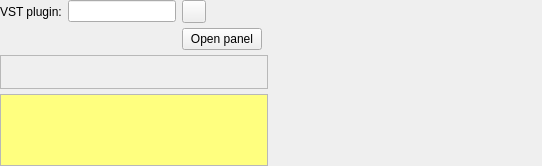
Above: Editor/guis/VSTPluginFilterGUI.ui from kaanaldemir/EqAPO64_with_VST3_support before the change. Below: the same form after it.
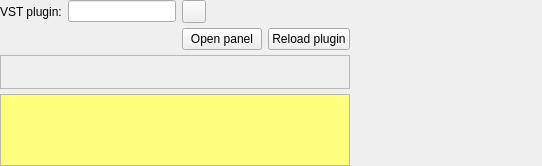
That is the form after the change. Icons and pictures are not drawn. Custom widgets are drawn as their Qt base class.

```diff
--- a/Editor/guis/VSTPluginFilterGUI.ui
+++ b/Editor/guis/VSTPluginFilterGUI.ui
@@ -45,6 +45,22 @@
      </property>
     </widget>
    </item>
+   <item row="1" column="3">
+    <widget class="QPushButton" name="reloadButton">
+     <property name="sizePolicy">
+      <sizepolicy hsizetype="Fixed" vsizetype="Fixed">
+       <horstretch>0</horstretch>
+       <verstretch>0</verstretch>
+      </sizepolicy>
+     </property>
+     <property name="toolTip">
+      <string>Reload the current plugin while preserving its saved state</string>
+     </property>
+     <property name="text">
+      <string>Reload plugin</string>
+     </property>
+    </widget>
+   </item>
    <item row="0" column="0">
     <widget class="QLabel" name="label">
      <property name="sizePolicy">
```
